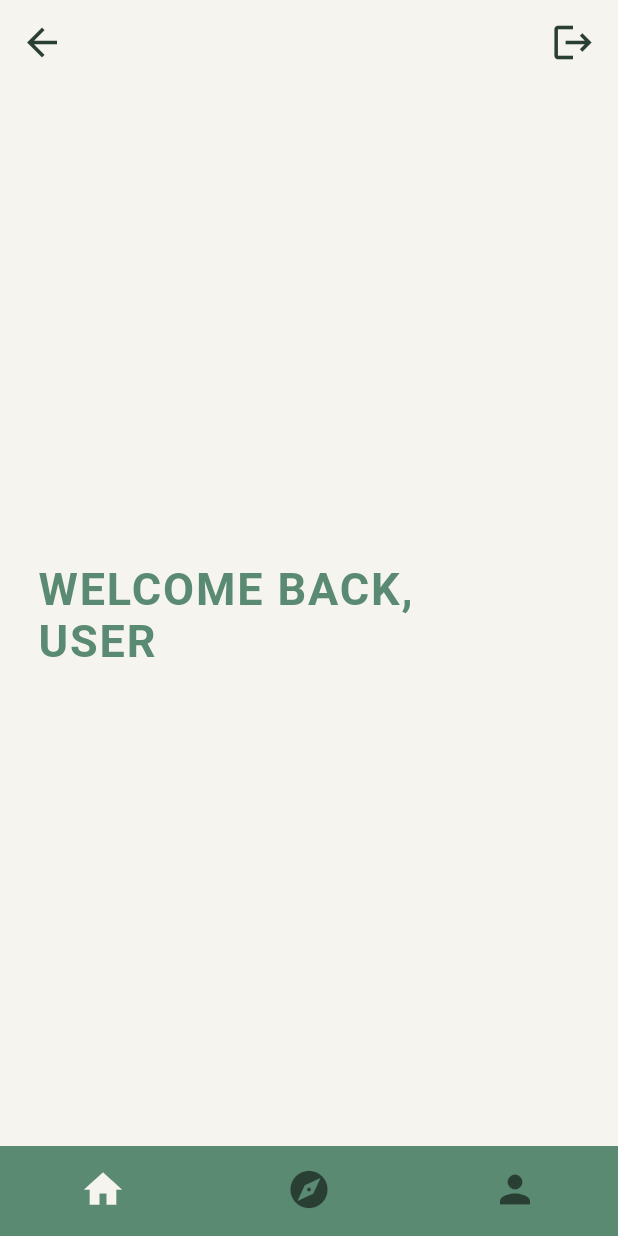
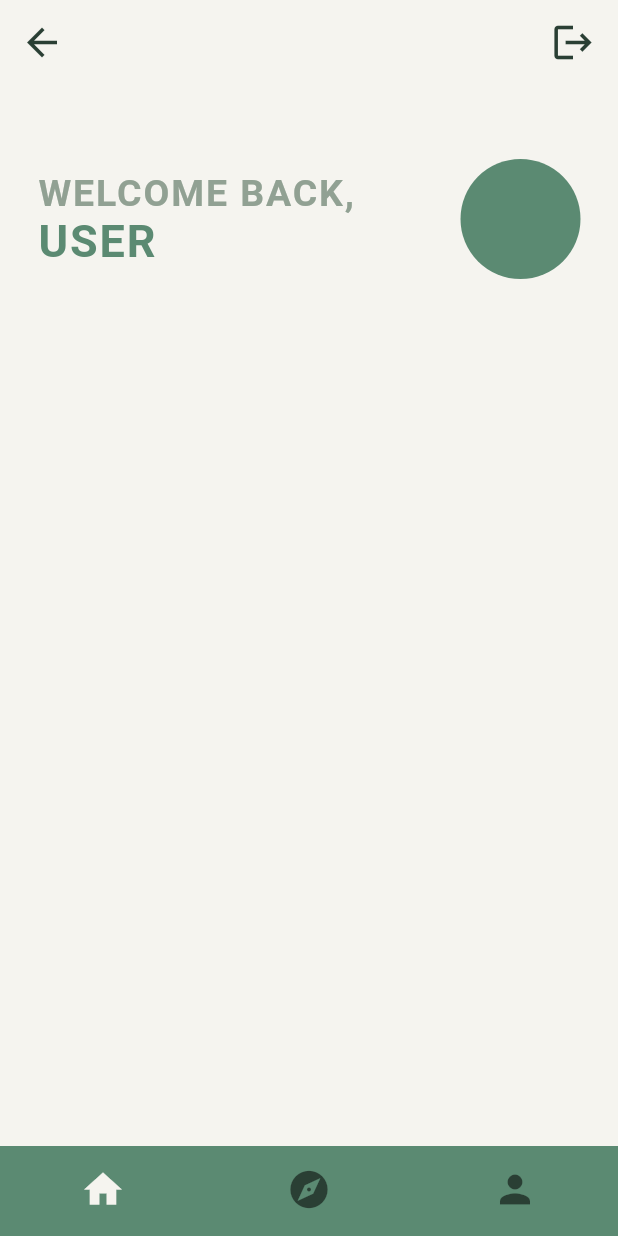
Before and after one commit to AmeeraAlotaibi/trips_project, a Flutter app: the screen it shows after launch, after a tap on "Sign in", on a phone screen of 412 x 824 dp. Run offline on Flutter 3.47's test engine with Material 2 defaults, Android fonts, the phone set to English and light mode, and no system bars; our stand-ins replace dio, go_router; accounts and stored records are empty.

```diff
--- a/frontend/lib/main.dart
+++ b/frontend/lib/main.dart
@@ -8,13 +8,14 @@ import 'package:go_router/go_router.dart';
 import 'package:provider/provider.dart';
 
 void main() {
-  runApp(
-    MultiProvider(providers: [
-      ChangeNotifierProvider<AuthProvider>(create: (_) => AuthProvider(),),
+  runApp(MultiProvider(
+    providers: [
+      ChangeNotifierProvider<AuthProvider>(
+        create: (_) => AuthProvider(),
+      ),
     ],
     child: MyApp(),
-    )
-  );
+  ));
 }
 
 class MyApp extends StatelessWidget {
@@ -30,15 +31,17 @@ class MyApp extends StatelessWidget {
       routerDelegate: _router.routerDelegate,
       theme: ThemeData(
         scaffoldBackgroundColor: Color.fromARGB(255, 245, 244, 239),
+        // to change icon color theme when focused in text fields
+        colorScheme: ThemeData().colorScheme.copyWith(
+              primary: Color(0xFF5B8A72),
+            ),
       ),
     );
   }
 
-  final _router = GoRouter(
-    initialLocation: "/signin",
-    routes: [
-      GoRoute(path: "/home", builder: (context, state) => TabScreen()),
-      GoRoute(path: "/signin", builder: (context, state) => SigninPage()),
-      GoRoute(path: "/register", builder: (context, state) => RegisterPage()),
-    ]);
+  final _router = GoRouter(initialLocation: "/signin", routes: [
+    GoRoute(path: "/home", builder: (context, state) => TabScreen()),
+    GoRoute(path: "/signin", builder: (context, state) => SigninPage()),
+    GoRoute(path: "/register", builder: (context, state) => RegisterPage()),
+  ]);
 }
--- a/frontend/lib/pages/bottom_tabs.dart
+++ b/frontend/lib/pages/bottom_tabs.dart
@@ -1,6 +1,7 @@
 import 'package:flutter/material.dart';
 import 'package:flutter/src/foundation/key.dart';
 import 'package:flutter/src/widgets/framework.dart';
+import 'package:frontend/pages/explore.dart';
 import 'package:frontend/pages/home.dart';
 import 'package:go_router/go_router.dart';
 
@@ -16,7 +17,7 @@ class _TabScreenState extends State<TabScreen> {
   // pages of the bottom tabs ----------------
   final List _pages = [
     HomePage(),
-    Icon(Icons.explore),
+    ExplorePage(),
     Icon(Icons.person),
   ];
 
--- a/frontend/lib/pages/home.dart
+++ b/frontend/lib/pages/home.dart
@@ -13,21 +13,32 @@ class HomePage extends StatelessWidget {
         child: Padding(
           padding: const EdgeInsets.symmetric(horizontal: 25),
           child: Column(
-            mainAxisAlignment: MainAxisAlignment.center,
+            mainAxisAlignment: MainAxisAlignment.start,
             crossAxisAlignment: CrossAxisAlignment.start,
             children: [
-              Text("Welcome Back,".toUpperCase(),
+              SizedBox(
+                height: 50,
+              ),
+              Row(
+                mainAxisAlignment: MainAxisAlignment.spaceBetween,
+                children: [
+                  Column(
+                    crossAxisAlignment: CrossAxisAlignment.start,
+                    children: [
+                      Text(
+                        "Welcome Back,".toUpperCase(),
                         textAlign: TextAlign.left,
                         style: TextStyle(
-                fontSize: 30,
-                color: Color(0xFF5B8A72),
+                          fontSize: 25,
+                          color: Color.fromARGB(255, 145, 161, 147),
                           fontWeight: FontWeight.bold,
                           letterSpacing: 1.25,
                         ),
                       ),
 
                       // will change this later to display the first name of the user
-              Text("user".toUpperCase(),
+                      Text(
+                        "user".toUpperCase(),
                         textAlign: TextAlign.left,
                         style: TextStyle(
                           fontSize: 30,
@@ -38,6 +49,18 @@ class HomePage extends StatelessWidget {
                       ),
                     ],
                   ),
+                  // USER AVATAR --------------------------
+                  CircleAvatar(
+                    radius: 40,
+                    backgroundColor: Color(0xFF5B8A72),
+                  )
+                ],
+              ),
+              const SizedBox(
+                height: 25,
+              ),
+            ],
+          ),
         ),
       ),
     );
--- a/frontend/lib/widgets/custom_widgets.dart
+++ b/frontend/lib/widgets/custom_widgets.dart
@@ -32,6 +32,14 @@ class CustomInputField extends StatelessWidget {
           filled: true,
           fillColor: Colors.white,
           border: OutlineInputBorder(
+            borderSide: BorderSide(width: 1, color: Colors.black38),
+            borderRadius: BorderRadius.circular(5),
+          ),
+          focusedBorder: OutlineInputBorder(
+            borderSide: BorderSide(
+              width: 2,
+              color: Color(0xFF5F7161),
+            ),
             borderRadius: BorderRadius.circular(5),
           ),
         ),
@@ -90,12 +98,11 @@ class CustomTextButton extends StatelessWidget {
       onPressed: onPressed,
       child: Text(text),
       style: TextButton.styleFrom(
-        primary: Color(0xFF56776C),
-        textStyle: TextStyle(
-          fontSize: 18,
-          fontWeight: FontWeight.bold,
-        )
-      ),
+          primary: Color(0xFF56776C),
+          textStyle: TextStyle(
+            fontSize: 18,
+            fontWeight: FontWeight.bold,
+          )),
     );
   }
 }
--- a/frontend/pubspec.yaml
+++ b/frontend/pubspec.yaml
@@ -36,6 +36,8 @@ dependencies:
   go_router: ^4.2.2
   provider: ^6.0.3
   dio: ^4.0.6
+  json_serializable: ^6.3.1
+  build_runner: ^2.2.0
 
 dev_dependencies:
   flutter_test:
```
Also changed, not shown: frontend/lib/pages/explore.dart (+109 -0 lines), frontend/assets/images/trip.jpg (added), frontend/pubspec.lock. Lines whose indentation alone changed are shown as unchanged.
